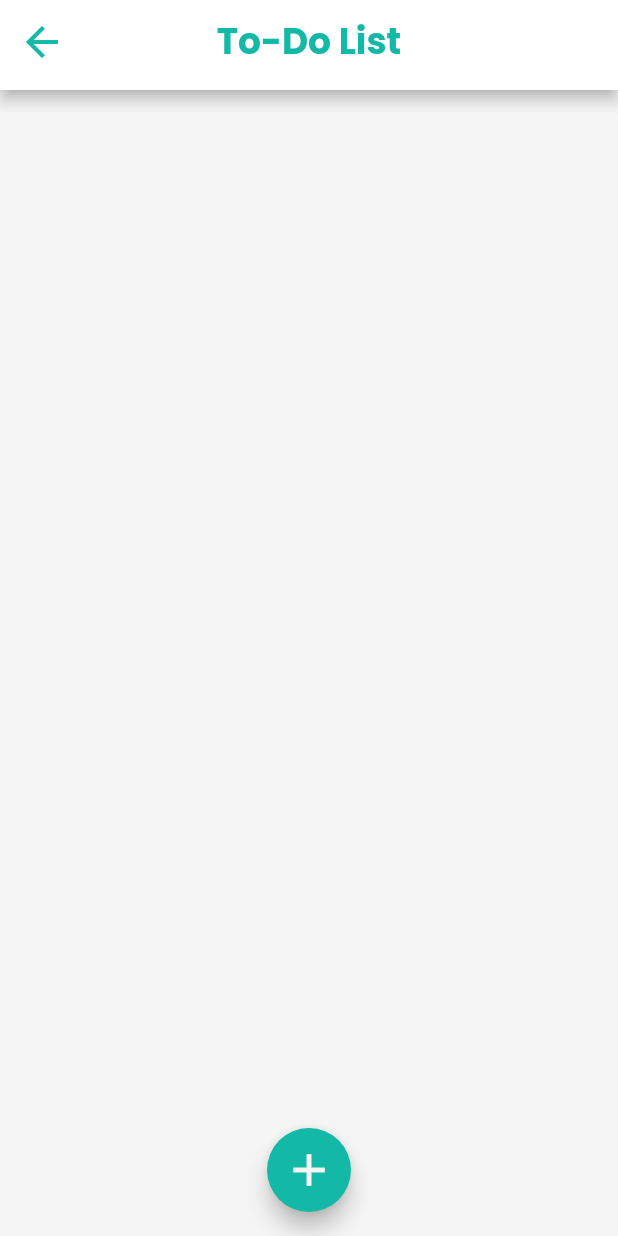
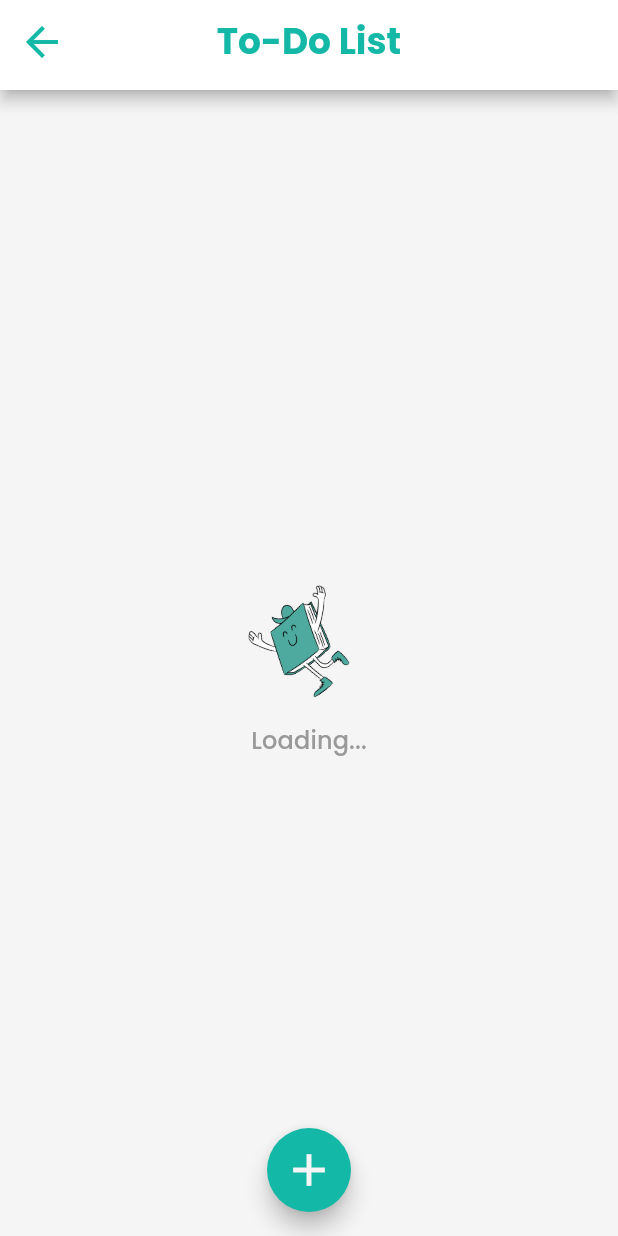
Before and after one commit to EnricoSantarelli/flutter-todo, a Flutter app: the DashboardPage screen opened by its route, on a phone screen of 412 x 824 dp. Run offline on Flutter 3.47's test engine with Material 2 defaults, Android fonts, the phone set to English and light mode, and no system bars; our stand-ins replace flutter_mobx, google_fonts, mobx, sqflite; accounts and stored records are empty; generated files the repository leaves out were written again.

Commit message:
spinning loading

```diff
--- /dev/null
+++ b/lib/app/views/animation/spinning_logo_animation.dart
@@ -0,0 +1,42 @@
+import 'package:flutter/material.dart';
+
+class SpinningLogoAnimation extends StatefulWidget {
+  const SpinningLogoAnimation({super.key});
+
+  @override
+  State<SpinningLogoAnimation> createState() => _SpinningLogoAnimationState();
+}
+
+class _SpinningLogoAnimationState extends State<SpinningLogoAnimation>
+    with SingleTickerProviderStateMixin {
+  late AnimationController _controller;
+
+  @override
+  void initState() {
+    super.initState();
+    _controller =
+        AnimationController(duration: const Duration(seconds: 1), vsync: this)
+          ..repeat(reverse: false);
+  }
+
+  @override
+  void dispose() {
+    _controller.dispose();
+    super.dispose();
+  }
+
+  @override
+  Widget build(BuildContext context) {
+    late final Animation<double> animation = CurvedAnimation(
+      parent: _controller,
+      curve: Curves.linear,
+    );
+
+    return RotationTransition(
+      turns: animation,
+      child: Image.asset(
+        'assets/todo_logo.png',
+      ),
+    );
+  }
+}
--- a/lib/app/views/pages/dashboard_page.dart
+++ b/lib/app/views/pages/dashboard_page.dart
@@ -6,6 +6,9 @@ import 'package:todo_flutter/app/helpers/colors/app_colors.dart';
 import 'package:todo_flutter/app/helpers/enums/status_enum.dart';
 import 'package:todo_flutter/app/helpers/utils/string_helper.dart';
 import 'package:todo_flutter/app/models/Task.dart';
+import 'package:todo_flutter/app/views/animation/blinking_icon_animation.dart';
+import 'package:todo_flutter/app/views/animation/spinning_logo_animation.dart';
+import 'package:todo_flutter/app/views/states/dashboard_page_state.dart';
 import 'package:todo_flutter/app/views/widgets/app_bar_widget.dart';
 import 'package:todo_flutter/app/views/widgets/task_creation_sheet_widget.dart';
 
@@ -25,7 +28,8 @@ class DashboardPage extends StatelessWidget {
                 child: AppBarWidget(
                   title: "To-Do List",
                 )),
-      floatingActionButtonLocation: FloatingActionButtonLocation.centerFloat,
+            floatingActionButtonLocation:
+                FloatingActionButtonLocation.centerFloat,
             floatingActionButton: FloatingActionButton(
               onPressed: () => showModalBottomSheet(
                   enableDrag: false,
@@ -37,7 +41,23 @@ class DashboardPage extends StatelessWidget {
                   }),
               child: const Icon(Icons.add),
             ),
-      body: Column(children: [
+            body: store.state is DashboardPageLoadingState
+                ? Center(
+                    child: Column(
+                      mainAxisAlignment: MainAxisAlignment.center,
+                      children: [
+                        SizedBox(
+                            width: MediaQuery.of(context).size.width / 4,
+                            height: MediaQuery.of(context).size.width / 4,
+                            child: const SpinningLogoAnimation()),
+                        Text(
+                          'Loading...',
+                          style: Theme.of(context).textTheme.titleSmall,
+                        ),
+                      ],
+                    ),
+                  )
+                : Column(children: [
                     Expanded(
                       child: Observer(builder: (context) {
                         return RefreshIndicator(
@@ -47,21 +67,31 @@ class DashboardPage extends StatelessWidget {
                             itemBuilder: (context, index) {
                               Task task = store.tasksList[index];
                               String differenceBetweenDates = "";
-                  if (DateTime.now().difference(task.createdAt).inSeconds !=
+                              if (DateTime.now()
+                                      .difference(task.createdAt)
+                                      .inSeconds !=
                                   0) {
                                 differenceBetweenDates =
                                     "${DateTime.now().difference(task.createdAt).inSeconds} seconds ago";
                               }
-                  if (DateTime.now().difference(task.createdAt).inMinutes !=
+                              if (DateTime.now()
+                                      .difference(task.createdAt)
+                                      .inMinutes !=
                                   0) {
                                 differenceBetweenDates =
                                     "${DateTime.now().difference(task.createdAt).inMinutes} minutes ago";
                               }
-                  if (DateTime.now().difference(task.createdAt).inHours != 0) {
+                              if (DateTime.now()
+                                      .difference(task.createdAt)
+                                      .inHours !=
+                                  0) {
                                 differenceBetweenDates =
                                     "${DateTime.now().difference(task.createdAt).inHours} hours ago";
                               }
-                  if (DateTime.now().difference(task.createdAt).inDays != 0) {
+                              if (DateTime.now()
+                                      .difference(task.createdAt)
+                                      .inDays !=
+                                  0) {
                                 differenceBetweenDates =
                                     "${DateTime.now().difference(task.createdAt).inDays} days ago";
                               }
@@ -75,7 +105,8 @@ class DashboardPage extends StatelessWidget {
                                         store.deleteTask(task.id);
                                       },
                                       background: Container(
-                            decoration: BoxDecoration(color: AppColors.red),
+                                        decoration:
+                                            BoxDecoration(color: AppColors.red),
                                         child: Padding(
                                           padding: const EdgeInsets.all(16),
                                           child: Align(
@@ -98,15 +129,16 @@ class DashboardPage extends StatelessWidget {
                                                       .titleLarge!
                                                       .copyWith(fontSize: 10))),
                                           Padding(
-                                padding:
-                                    const EdgeInsets.symmetric(horizontal: 16),
+                                            padding: const EdgeInsets.symmetric(
+                                                horizontal: 16),
                                             child: ExpansionTile(
                                               trailing: Stack(
                                                 alignment: Alignment.center,
                                                 children: [
                                                   Icon(Icons.star,
                                                       size: 48,
-                                          color: AppColors.getColorByDifficulty(
+                                                      color: AppColors
+                                                          .getColorByDifficulty(
                                                               task.difficulty)),
                                                   Text(
                                                     task.difficulty.toString(),
@@ -119,55 +151,47 @@ class DashboardPage extends StatelessWidget {
                                               ),
                                               leading: Icon(
                                                 task.icon,
-                                    color:
-                                        Theme.of(context).colorScheme.primary,
+                                                color: Theme.of(context)
+                                                    .colorScheme
+                                                    .primary,
                                               ),
-                                  iconColor: AppColors.getColorByDifficulty(
+                                              iconColor: AppColors
+                                                  .getColorByDifficulty(
                                                       task.difficulty),
                                               title: Text(
-                                      StringHelper.capitalize(task.title),
+                                                  StringHelper.capitalize(
+                                                      task.title),
                                                   style: Theme.of(context)
                                                       .textTheme
                                                       .titleLarge!
                                                       .copyWith(
                                                           fontSize: 20,
-                                              color: Theme.of(context)
+                                                          color: Theme.of(
+                                                                  context)
                                                               .colorScheme
                                                               .onBackground)),
-                                  subtitle: Text(differenceBetweenDates,
+                                              subtitle: Text(
+                                                  differenceBetweenDates,
                                                   style: Theme.of(context)
                                                       .textTheme
                                                       .titleSmall!
                                                       .copyWith(
-                                              color: Theme.of(context)
+                                                          color: Theme.of(
+                                                                  context)
                                                               .colorScheme
                                                               .onBackground)),
                                               children: [
                                                 Padding(
-                                      padding: const EdgeInsets.all(16),
+                                                  padding:
+                                                      const EdgeInsets.all(16),
                                                   child: Row(
                                                     crossAxisAlignment:
-                                            CrossAxisAlignment.center,
+                                                        CrossAxisAlignment
+                                                            .center,
                                                     children: [
                                                       Text(
                                                           task.description ??
                                                               "No description",
-                                              style: Theme.of(context)
-                                                  .textTheme
-                                                  .titleSmall!
-                                                  .copyWith(
-                                                      color: Theme.of(context)
-                                                          .colorScheme
-                                                          .onBackground)),
-                                          const Spacer(),
-                                          DropdownButtonHideUnderline(
-                                            child: DropdownButton(
-                                                value: task.status,
-                                                items: StatusEnum.values
-                                                    .map((StatusEnum status) {
-                                                  return DropdownMenuItem(
-                                                      value: status,
-                                                      child: Text(status.name,
                                                           style: Theme.of(
                                                                   context)
                                                               .textTheme
@@ -176,17 +200,48 @@ class DashboardPage extends StatelessWidget {
                                                                   color: Theme.of(
                                                                           context)
                                                                       .colorScheme
-                                                                      .onBackground)));
+                                                                      .onBackground)),
+                                                      const Spacer(),
+                                                      DropdownButtonHideUnderline(
+                                                        child: DropdownButton(
+                                                            value: task.status,
+                                                            items: StatusEnum
+                                                                .values
+                                                                .map((StatusEnum
+                                                                    status) {
+                                                              return DropdownMenuItem(
+                                                                  value: status,
+                                                                  child: Text(
+                                                                      status
+                                                                          .name,
+                                                                      style: Theme.of(
+                                                                              context)
+                                                                          .textTheme
+                                                                          .titleSmall!
+                                                                          .copyWith(
+                                                                              color: Theme.of(context).colorScheme.onBackground)));
                                                             }).toList(),
-                                                onChanged: ((value) {
-                                                  store.changeTaskStatus(
-                                                      task, value!);
+                                                            onChanged:
+                                                                ((value) {
+                                                              store
+                                                                  .changeTaskStatus(
+                                                                      task,
+                                                                      value!);
                                                             })),
                                                       )
                                                     ],
                                                   ),
                                                 )
                                               ],
+                                            ),
+                                          ),
+                                          if (task.status == StatusEnum.DONE)
+                                            Positioned.fill(
+                                              child: Divider(
+                                                thickness: 4,
+                                                color: Theme.of(context)
+                                                    .colorScheme
+                                                    .onPrimary,
                                               ),
                                             ),
                                         ],
@@ -200,7 +255,6 @@ class DashboardPage extends StatelessWidget {
                         );
                       }),
                     ),
-      ]),
-    ));
+                  ])));
   }
 }
--- /dev/null
+++ b/lib/app/views/states/dashboard_page_state.dart
@@ -0,0 +1,9 @@
+class DashboardPageState {}
+
+class DashboardPageInitialState extends DashboardPageState {}
+
+class DashboardPageLoadingState extends DashboardPageState {}
+
+class DashboardPageLoadedState extends DashboardPageState {}
+
+class DashboardPageErrorState extends DashboardPageState {}
```
Also changed, not shown: lib/app/controllers/tasks_store.dart (+15 -0 lines), lib/app/controllers/tasks_store.g.dart. Lines whose indentation alone changed are shown as unchanged.
